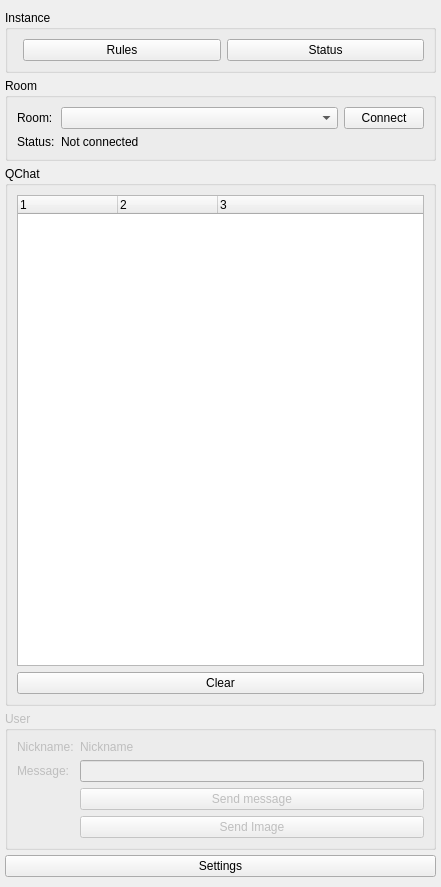
Qt form qtribu/gui/dck_qchat.ui (geotribu/qtribu) before a commit.
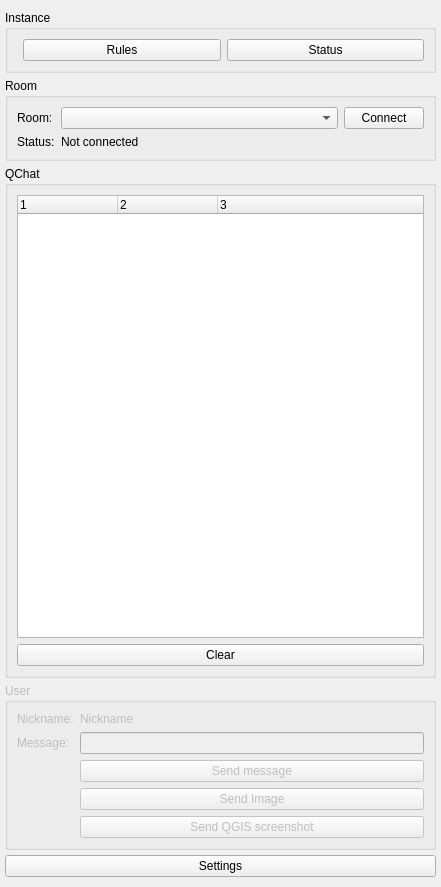
The same form after that commit. Custom widgets are drawn as their Qt base class.

Commit message: feature(qchat): send QGIS screenshot to chat

```diff
--- a/qtribu/gui/dck_qchat.ui
+++ b/qtribu/gui/dck_qchat.ui
@@ -308,6 +308,13 @@
          </property>
         </widget>
        </item>
+       <item row="7" column="1">
+        <widget class="QPushButton" name="btn_send_screenshot">
+         <property name="text">
+          <string>Send QGIS screenshot</string>
+         </property>
+        </widget>
+       </item>
       </layout>
      </widget>
     </item>
```
Left out of the diff: 3 changed lines with no effect on the pictures. The commit also changes 1 other file.
